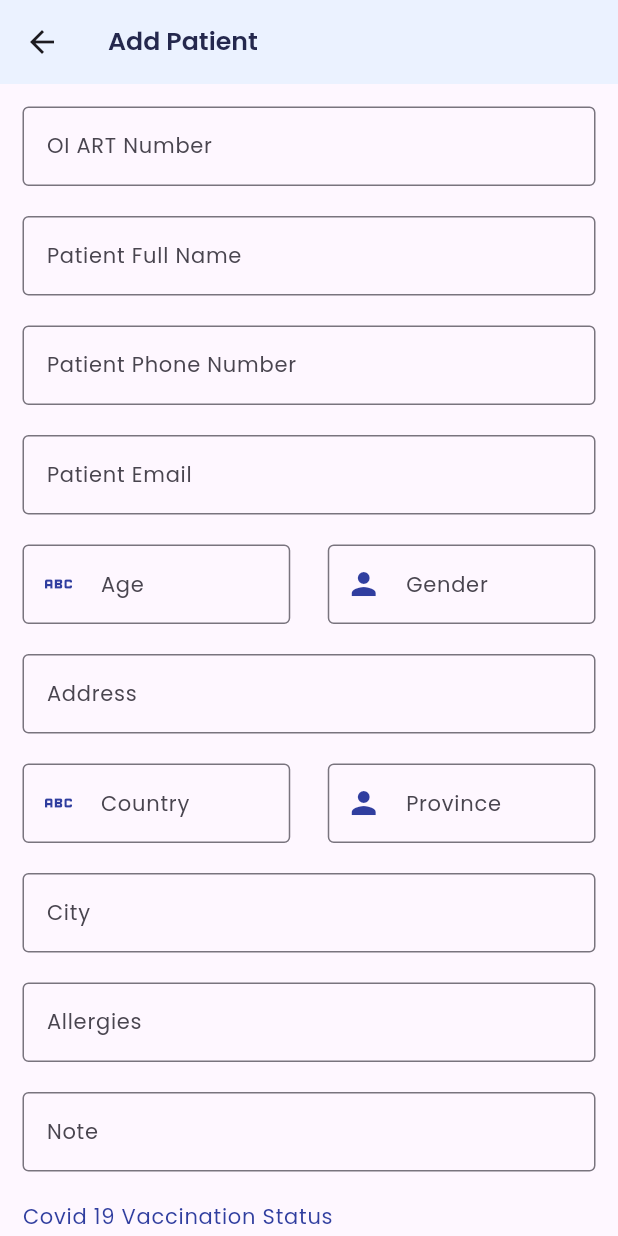
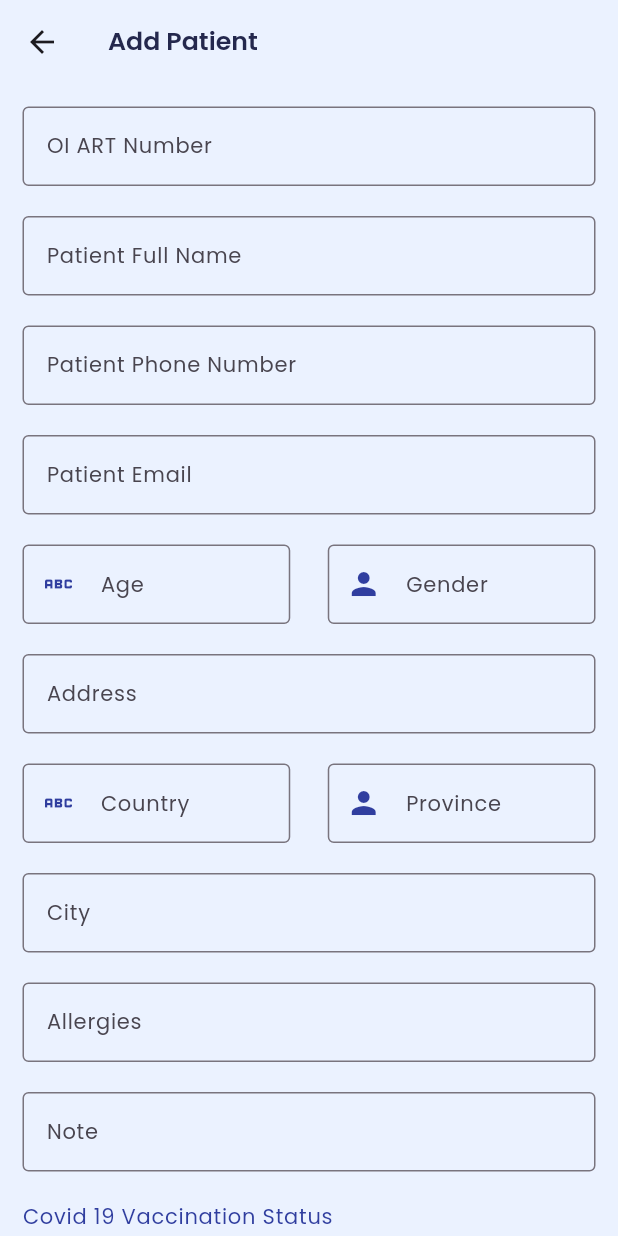
Before and after one commit to tendaisons/my_art, a Flutter app: the AddPatient screen opened directly, on a phone screen of 412 x 824 dp. Run offline on Flutter 3.47's test engine with Material 3 defaults, Android fonts, the phone set to English and light mode, and no system bars; our stand-ins replace cloud_firestore, firebase_auth, firebase_core, get, google_fonts, google_sign_in and 1 more; missing offline and left inert: custom_clippers, dart:html; accounts and stored records are empty.

Commit message:
colorchanges

```diff
--- a/lib/screens/add-patient.dart
+++ b/lib/screens/add-patient.dart
@@ -24,6 +24,7 @@ class _AddPatientState extends State<AddPatient> {
     double fem = MediaQuery.of(context).size.width / baseWidth;
     double ffem = fem * 0.97;
     return Scaffold(
+      backgroundColor: Color.fromARGB(255, 235, 242, 255),
       appBar: AppBar(
         backgroundColor: Color.fromARGB(255, 235, 242, 255),
         title: Text(
--- a/lib/src/utils/theme/widget_themes/text_theme.dart
+++ b/lib/src/utils/theme/widget_themes/text_theme.dart
@@ -4,24 +4,39 @@ import 'package:my_art/src/constants/colors.dart';
 
 class TTextTheme {
   static TextTheme lightTextTheme = TextTheme(
-    displayLarge: GoogleFonts.montserrat(fontSize: 28.0, fontWeight: FontWeight.bold, color: tDarkColor),
-    displayMedium: GoogleFonts.montserrat(fontSize: 24.0, fontWeight: FontWeight.w700, color: tDarkColor),
-    displaySmall: GoogleFonts.poppins(fontSize: 24.0, fontWeight: FontWeight.w700, color: tDarkColor),
-    headlineMedium: GoogleFonts.poppins(fontSize: 16.0, fontWeight: FontWeight.w600, color: tDarkColor),
-    titleLarge: GoogleFonts.poppins(fontSize: 14.0, fontWeight: FontWeight.w600, color: tDarkColor),
-    titleSmall: GoogleFonts.montserrat(fontSize: 14.0, fontWeight: FontWeight.w600, color: Colors.white),
-    bodyLarge: GoogleFonts.poppins(fontSize: 14.0, fontWeight: FontWeight.normal, color: tDarkColor),
-    bodyMedium: GoogleFonts.poppins(fontSize: 14.0, fontWeight: FontWeight.normal, color: tDarkColor),
-
+    displayLarge: GoogleFonts.poppins(
+        fontSize: 28.0, fontWeight: FontWeight.bold, color: tDarkColor),
+    displayMedium: GoogleFonts.poppins(
+        fontSize: 24.0, fontWeight: FontWeight.w700, color: tDarkColor),
+    displaySmall: GoogleFonts.poppins(
+        fontSize: 24.0, fontWeight: FontWeight.w700, color: tDarkColor),
+    headlineMedium: GoogleFonts.poppins(
+        fontSize: 16.0, fontWeight: FontWeight.w600, color: tDarkColor),
+    titleLarge: GoogleFonts.poppins(
+        fontSize: 14.0, fontWeight: FontWeight.w600, color: tDarkColor),
+    titleSmall: GoogleFonts.poppins(
+        fontSize: 14.0, fontWeight: FontWeight.w600, color: Colors.white),
+    bodyLarge: GoogleFonts.poppins(
+        fontSize: 14.0, fontWeight: FontWeight.normal, color: tDarkColor),
+    bodyMedium: GoogleFonts.poppins(
+        fontSize: 14.0, fontWeight: FontWeight.normal, color: tDarkColor),
   );
   static TextTheme darkTextTheme = TextTheme(
-    displayLarge: GoogleFonts.montserrat(fontSize: 28.0, fontWeight: FontWeight.bold, color: tWhiteColor),
-    displayMedium: GoogleFonts.montserrat(fontSize: 24.0, fontWeight: FontWeight.w700, color: tWhiteColor),
-    displaySmall: GoogleFonts.poppins(fontSize: 24.0, fontWeight: FontWeight.w700, color: tWhiteColor),
-    headlineMedium: GoogleFonts.poppins(fontSize: 16.0, fontWeight: FontWeight.w600, color: tWhiteColor),
-    titleLarge: GoogleFonts.poppins(fontSize: 12.0, fontWeight: FontWeight.w600, color: tWhiteColor),
-    titleSmall: GoogleFonts.montserrat(fontSize: 14.0, fontWeight: FontWeight.w600, color: Colors.white),
-    bodyLarge: GoogleFonts.poppins(fontSize: 14.0, fontWeight: FontWeight.normal, color: tWhiteColor),
-    bodyMedium: GoogleFonts.poppins(fontSize: 14.0, fontWeight: FontWeight.normal, color: tWhiteColor),
+    displayLarge: GoogleFonts.poppins(
+        fontSize: 28.0, fontWeight: FontWeight.bold, color: tWhiteColor),
+    displayMedium: GoogleFonts.poppins(
+        fontSize: 24.0, fontWeight: FontWeight.w700, color: tWhiteColor),
+    displaySmall: GoogleFonts.poppins(
+        fontSize: 24.0, fontWeight: FontWeight.w700, color: tWhiteColor),
+    headlineMedium: GoogleFonts.poppins(
+        fontSize: 16.0, fontWeight: FontWeight.w600, color: tWhiteColor),
+    titleLarge: GoogleFonts.poppins(
+        fontSize: 12.0, fontWeight: FontWeight.w600, color: tWhiteColor),
+    titleSmall: GoogleFonts.poppins(
+        fontSize: 14.0, fontWeight: FontWeight.w600, color: Colors.white),
+    bodyLarge: GoogleFonts.poppins(
+        fontSize: 14.0, fontWeight: FontWeight.normal, color: tWhiteColor),
+    bodyMedium: GoogleFonts.poppins(
+        fontSize: 14.0, fontWeight: FontWeight.normal, color: tWhiteColor),
   );
 }
```
